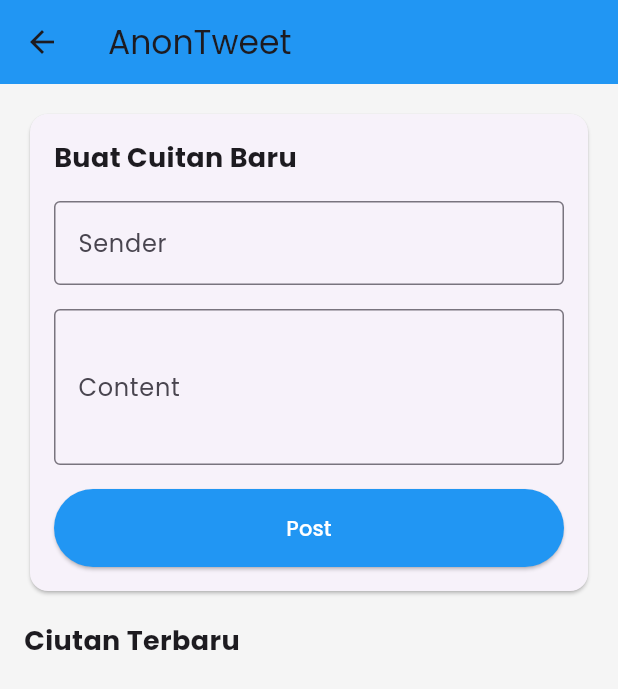
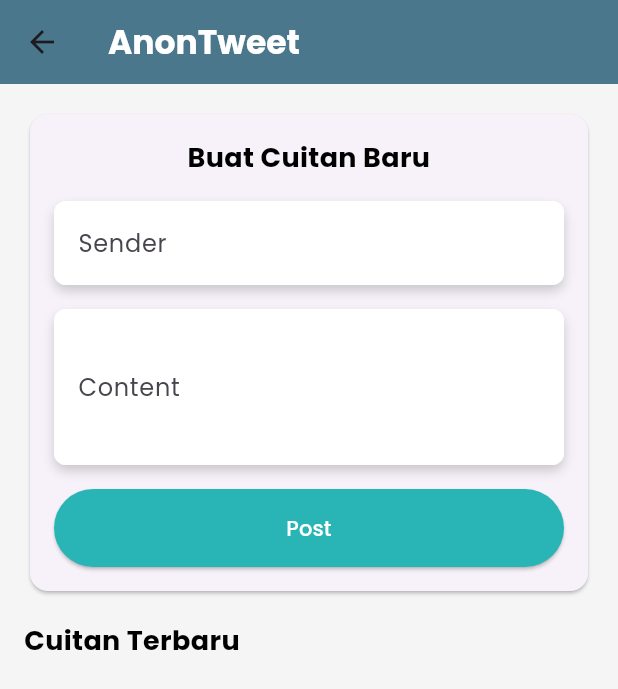
Before and after one commit to Alfthrpy/AnonTweet, a Flutter app: the HomePage screen opened directly, on a phone screen of 412 x 824 dp. Shown: the top 689 px of the screen. Run offline on Flutter 3.47's test engine with Material 3 defaults, Android fonts, the phone set to English and light mode, and no system bars; our stand-ins replace google_fonts, shared_preferences, supabase_flutter; missing offline and left inert: nanoid2; accounts and stored records are empty.

Commit message:
ganti warna

```diff
--- a/lib/main.dart
+++ b/lib/main.dart
@@ -9,6 +9,7 @@ import 'package:supabase_flutter/supabase_flutter.dart';
 import 'package:shared_preferences/shared_preferences.dart';
 import 'package:uuid/uuid.dart';
 import 'package:nanoid2/nanoid2.dart';
+import 'themes/colors.dart';
 
 class MainApp extends StatelessWidget {
   const MainApp({Key? key}) : super(key: key);
--- a/lib/navigation/bottom_navigation.dart
+++ b/lib/navigation/bottom_navigation.dart
@@ -1,5 +1,6 @@
 // navigation/bottom_navigation.dart
 import 'package:flutter/material.dart';
+import '../themes/colors.dart';
 
 class BottomNavigation extends StatelessWidget {
   final int selectedIndex;
@@ -18,18 +19,21 @@ class BottomNavigation extends StatelessWidget {
         BottomNavigationBarItem(
           icon: Icon(Icons.home),
           label: 'Beranda',
+          backgroundColor: primaryColor,
         ),
         BottomNavigationBarItem(
           icon: Icon(Icons.article),
           label: 'Cuitan',
+          backgroundColor: primaryColor,
         ),
         BottomNavigationBarItem(
           icon: Icon(Icons.assessment),
           label: 'Cuitan Anda',
+          backgroundColor: primaryColor,
         ),
       ],
       currentIndex: selectedIndex,
-      selectedItemColor: Colors.purple,
+      selectedItemColor: tertiaryColor,
       onTap: onItemTapped,
     );
   }
--- a/lib/screens/home_page.dart
+++ b/lib/screens/home_page.dart
@@ -5,6 +5,7 @@ import 'package:blog_anon/services/supabase_service.dart';
 import 'package:flutter/material.dart';
 import '../models/post.dart';
 import 'package:shared_preferences/shared_preferences.dart';
+import '../themes/colors.dart';
 
 class HomePage extends StatefulWidget {
   const HomePage({Key? key}) : super(key: key);
@@ -35,7 +36,7 @@ class _HomePageState extends State<HomePage> {
       setState(() {
         _posts = postsData.map((data) => Post.fromJson(data)).toList();
       });
-    } on SocketException catch (e) {
+    } on SocketException {
       // Menangani kesalahan jaringan (misalnya, tidak ada koneksi internet)
       ScaffoldMessenger.of(context).showSnackBar(
         SnackBar(
@@ -62,10 +63,10 @@ class _HomePageState extends State<HomePage> {
           content: _contentController.text,
           user_id: prefs.getString("user_id") ?? '',
         );
-        _authorController.clear();
+        // _authorController.clear();
         _contentController.clear();
         await _loadPosts(); // Reload posts after adding
-      } on SocketException catch (e) {
+      } on SocketException {
         // Menangani jika tidak ada koneksi internet
         ScaffoldMessenger.of(context).showSnackBar(
           SnackBar(
@@ -90,8 +91,15 @@ class _HomePageState extends State<HomePage> {
   Widget build(BuildContext context) {
     return Scaffold(
       appBar: AppBar(
-        title: const Text('AnonTweet'),
-        backgroundColor: Colors.blue,
+        title: const Text(
+          'AnonTweet',
+          style: TextStyle(
+            fontWeight: FontWeight.bold,
+            color: baseColor, // Putih dalam hex code
+          ),
+        ),
+        backgroundColor:
+            primaryColor, // Pastikan menambahkan 0xFF untuk opacity penuh
       ),
       body: Padding(
         padding: const EdgeInsets.all(16.0),
@@ -109,35 +117,102 @@ class _HomePageState extends State<HomePage> {
                       style: TextStyle(
                         fontSize: 18,
                         fontWeight: FontWeight.bold,
+                        color: Colors.black,
+                      ),
+                      textAlign: TextAlign
+                          .center, // Properti textAlign dipindahkan ke sini
+                    ),
+                    const SizedBox(height: 16),
+                    Container(
+                      decoration: BoxDecoration(
+                        color: Colors.white,
+                        borderRadius: BorderRadius.circular(8), // Rounded full
+                        boxShadow: [
+                          BoxShadow(
+                            color: Colors.grey.withOpacity(0.5),
+                            spreadRadius: 0,
+                            blurRadius: 6,
+                            offset: Offset(0, 4), // Shadow appears below
+                          ),
+                        ],
+                      ),
+                      child: TextField(
+                        controller: _authorController,
+                        decoration: const InputDecoration(
+                          labelText: 'Sender',
+                          border: OutlineInputBorder(
+                            borderRadius: BorderRadius.all(
+                              Radius.circular(8), // Rounded full
+                            ),
+                          ),
+                          enabledBorder: OutlineInputBorder(
+                            borderSide: BorderSide(color: Colors.transparent),
+                            borderRadius: BorderRadius.all(
+                              Radius.circular(8),
+                            ),
+                          ),
+                          focusedBorder: OutlineInputBorder(
+                            borderSide: BorderSide(color: Colors.blue),
+                            borderRadius: BorderRadius.all(
+                              Radius.circular(8),
+                            ),
+                          ),
+                          filled: true,
+                          fillColor: Colors.white,
+                        ),
                       ),
                     ),
                     const SizedBox(height: 16),
-                    TextField(
-                      controller: _authorController,
-                      decoration: const InputDecoration(
-                        labelText: 'Sender',
-                        border: OutlineInputBorder(),
+                    Container(
+                      decoration: BoxDecoration(
+                        color: Colors.white,
+                        borderRadius: BorderRadius.circular(8), // Rounded full
+                        boxShadow: [
+                          BoxShadow(
+                            color: Colors.grey.withOpacity(0.5),
+                            spreadRadius: 0,
+                            blurRadius: 6,
+                            offset: Offset(0, 4), // Shadow appears below
+                          ),
+                        ],
                       ),
-                    ),
-                    const SizedBox(height: 16),
-                    TextField(
-                      controller: _contentController,
-                      decoration: const InputDecoration(
-                        labelText: 'Content',
-                        border: OutlineInputBorder(),
+                      child: TextField(
+                        controller: _contentController,
+                        maxLines: 3, // Multi-line support
+                        decoration: const InputDecoration(
+                          labelText: 'Content',
+                          border: OutlineInputBorder(
+                            borderRadius: BorderRadius.all(
+                              Radius.circular(8), // Rounded full
+                            ),
+                          ),
+                          enabledBorder: OutlineInputBorder(
+                            borderSide: BorderSide(color: Colors.transparent),
+                            borderRadius: BorderRadius.all(
+                              Radius.circular(8),
+                            ),
+                          ),
+                          focusedBorder: OutlineInputBorder(
+                            borderSide: BorderSide(color: Colors.blue),
+                            borderRadius: BorderRadius.all(
+                              Radius.circular(8),
+                            ),
+                          ),
+                          filled: true,
+                          fillColor: Colors.white,
+                        ),
                       ),
-                      maxLines: 3,
                     ),
                     const SizedBox(height: 16),
                     ElevatedButton(
                       onPressed: _addPost,
                       style: ElevatedButton.styleFrom(
-                        backgroundColor: Colors.blue,
+                        backgroundColor: tertiaryColor,
                         padding: const EdgeInsets.symmetric(vertical: 16),
                       ),
                       child: const Text(
                         'Post',
-                        style: TextStyle(color: Colors.white),
+                        style: TextStyle(color: baseColor),
                       ),
                     ),
                   ],
@@ -146,11 +221,11 @@ class _HomePageState extends State<HomePage> {
             ),
             const SizedBox(height: 16),
             const Text(
-              'Ciutan Terbaru',
+              'Cuitan Terbaru',
               style: TextStyle(
-                fontSize: 18,
-                fontWeight: FontWeight.bold,
-              ),
+                  fontSize: 18,
+                  fontWeight: FontWeight.bold,
+                  color: Colors.black),
             ),
             const SizedBox(height: 8),
             SizedBox(
@@ -164,6 +239,11 @@ class _HomePageState extends State<HomePage> {
                     width: 300,
                     margin: const EdgeInsets.only(right: 16),
                     child: Card(
+                      color: baseColor, // Background white
+                      shape: RoundedRectangleBorder(
+                        borderRadius: BorderRadius.circular(8), // Rounded-md
+                      ),
+                      elevation: 4, // Optional: Add slight shadow if needed
                       child: Padding(
                         padding: const EdgeInsets.all(16.0),
                         child: Column(
--- a/lib/screens/profile_page.dart
+++ b/lib/screens/profile_page.dart
@@ -1,3 +1,4 @@
+import 'package:blog_anon/themes/colors.dart';
 import 'package:flutter/material.dart';
 
 class ProfilePage extends StatelessWidget {
@@ -8,7 +9,7 @@ class ProfilePage extends StatelessWidget {
     return Scaffold(
       appBar: AppBar(
         title: const Text('Profil'),
-        backgroundColor: Colors.purple,
+        backgroundColor: tertiaryColor,
       ),
       body: const Center(
         child: Text('Halaman Profil - Akan diimplementasikan'),
--- /dev/null
+++ b/lib/themes/colors.dart
@@ -0,0 +1,7 @@
+import 'package:flutter/material.dart';
+
+// Definisi warna
+const Color primaryColor = Color(0xFF4A778C);   // Primary
+const Color secondaryColor = Color(0xFF86CB9E); // Secondary
+const Color tertiaryColor = Color(0xFF29B5B6);  // Tertiary
+const Color baseColor = Color(0xFFFFFFFF);      // Base (Putih)
```
Also changed, not shown: lib/screens/posts_me_page.dart (+24 -7 lines), lib/screens/posts_page.dart (+27 -6 lines).
